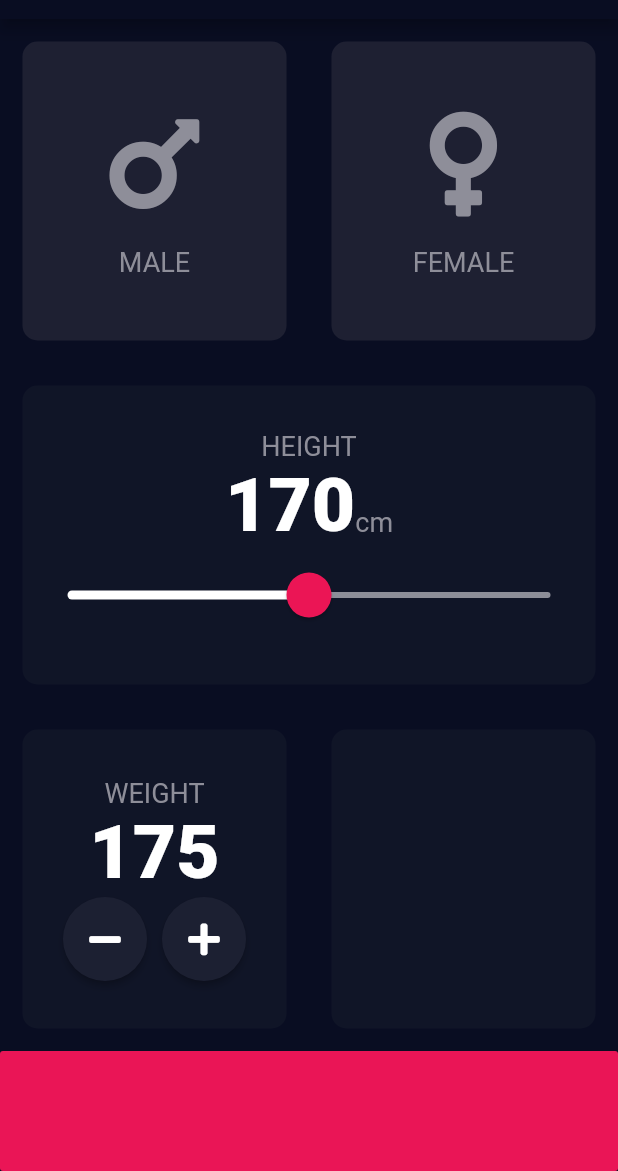
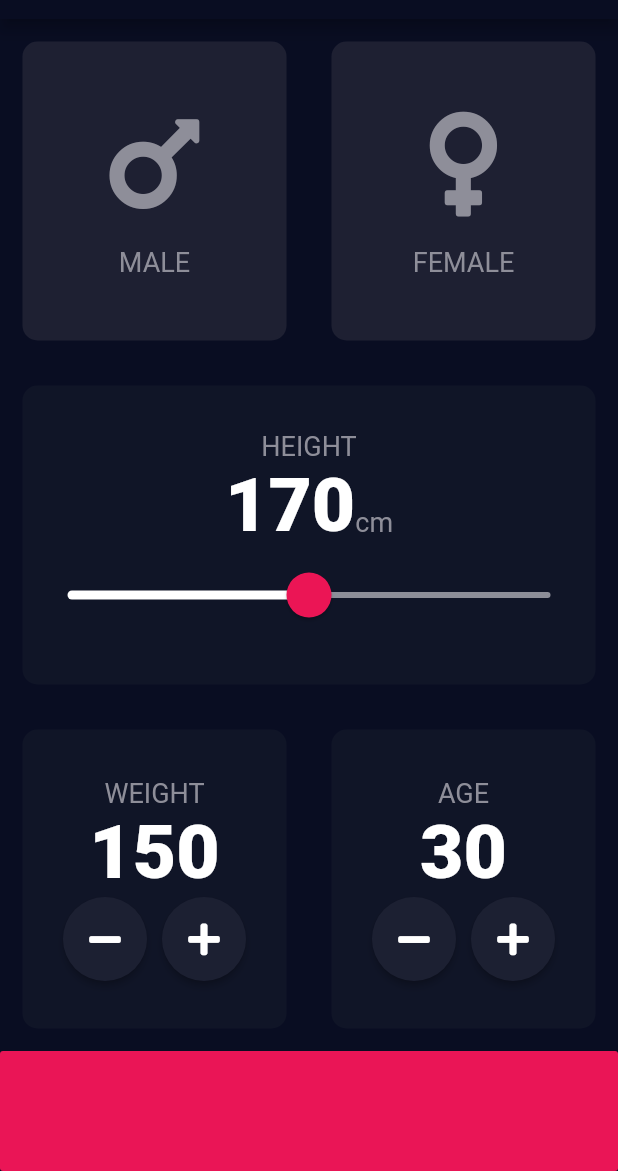
Before and after one commit to T-Davis/flutter_demos, a Flutter app: the screen it shows after launch, on a phone screen of 412 x 824 dp, the part 65-1236 px from its top. Run offline on Flutter 3.47's test engine with Material 2 defaults, Android fonts, the phone set to English and light mode, and no system bars; our stand-ins replace audioplayers, font_awesome_flutter, google_fonts, rflutter_alert.

```diff
--- a/bmi-calculator-flutter/lib/input_page.dart
+++ b/bmi-calculator-flutter/lib/input_page.dart
@@ -13,7 +13,8 @@ class InputPage extends StatefulWidget {
 class _InputPageState extends State<InputPage> {
   Gender selectedGender;
   int height = 170;
-  int weight = 175;
+  int weight = 150;
+  int age = 30;
 
   @override
   Widget build(BuildContext context) {
@@ -158,6 +159,42 @@ class _InputPageState extends State<InputPage> {
                 Expanded(
                   child: ReusableCard(
                     color: notSelectableCardColor,
+                    child: Column(
+                      mainAxisAlignment: MainAxisAlignment.center,
+                      children: <Widget>[
+                        LabelText(
+                          text: 'AGE',
+                        ),
+                        Text(
+                          age.toString(),
+                          style: numberTextStyle,
+                        ),
+                        Row(
+                          mainAxisAlignment: MainAxisAlignment.center,
+                          children: <Widget>[
+                            RoundIconButton(
+                              icon: FontAwesomeIcons.minus,
+                              onPressed: () {
+                                setState(() {
+                                  age--;
+                                });
+                              },
+                            ),
+                            SizedBox(
+                              width: 10,
+                            ),
+                            RoundIconButton(
+                              icon: FontAwesomeIcons.plus,
+                              onPressed: () {
+                                setState(() {
+                                  age++;
+                                });
+                              },
+                            )
+                          ],
+                        )
+                      ],
+                    ),
                   ),
                 )
               ],
```
